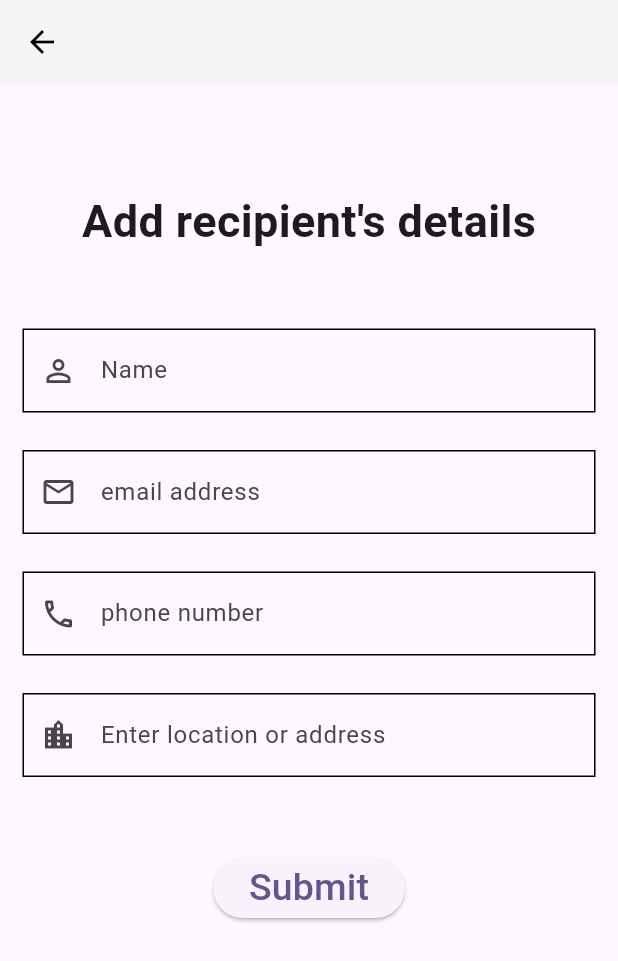
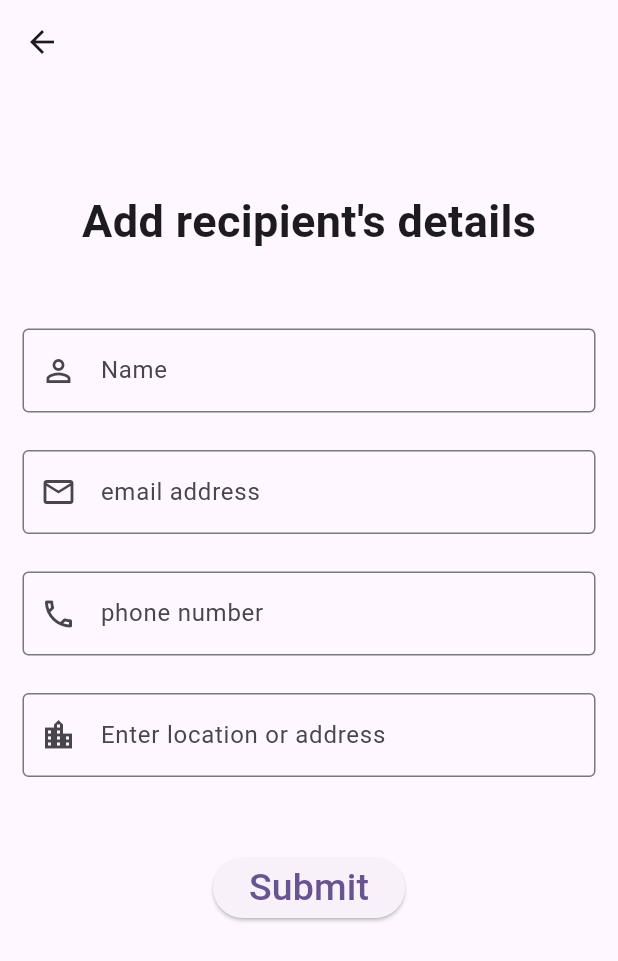
Before and after one commit to Danamaz/Waste_Reduction, a Flutter app: the screen it shows once a user with an empty profile is signed in, item 3 of the bottom bar chosen, after a tap on the "add" icon, on a phone screen of 412 x 824 dp. Shown: the top 961 px of the screen. Run offline on Flutter 3.47's test engine with Material 3 defaults, Android fonts, the phone set to English and light mode, and no system bars; our stand-ins replace awesome_notifications, cloud_firestore, email_validator, firebase_auth, firebase_core, firebase_storage and 3 more; missing offline and left inert: bulleted_list; accounts and stored records are empty.

Commit message:
Adding Theme correctly

```diff
--- a/lib/main.dart
+++ b/lib/main.dart
@@ -38,12 +38,7 @@ Future<void> main() async {
     options: DefaultFirebaseOptions.currentPlatform,
   );
 
-  runApp(
-    ChangeNotifierProvider(
-      create: (context) => ThemeProvider(),
-      child: const MyApp(),
-    ),
-  );
+  runApp(const MyApp());
 }
 
 class MyApp extends StatefulWidget {
@@ -70,11 +65,19 @@ class _MyAppState extends State<MyApp> {
 
   @override
   Widget build(BuildContext context) {
-    return Consumer<ThemeProvider>(
-      builder: (context, themeProvider, child) {
+    return ChangeNotifierProvider(
+      create: (BuildContext context) => UiProvider()..init(),
+      child: Consumer<UiProvider>(
+        builder: (context, UiProvider notifier, child) {
           return MaterialApp(
             debugShowCheckedModeBanner: false,
-          theme: themeProvider.themeData,
+            themeMode: notifier.isDark ? ThemeMode.dark : ThemeMode.light,
+            darkTheme:
+                notifier.isDark ? notifier.darkTheme : notifier.lightTheme,
+            theme: ThemeData(
+              colorScheme: ColorScheme.fromSeed(seedColor: Colors.deepPurple),
+              useMaterial3: true,
+            ),
             home: StreamBuilder(
               stream: FirebaseAuth.instance.authStateChanges(),
               builder: (context, snapshot) {
@@ -87,6 +90,7 @@ class _MyAppState extends State<MyApp> {
             ),
           );
         },
+      ),
     );
   }
 }
--- a/lib/pages/homepage.dart
+++ b/lib/pages/homepage.dart
@@ -25,13 +25,15 @@ class _HomePageState extends State<HomePage> {
     return Scaffold(
       body: screens[index],
       bottomNavigationBar: NavigationBarTheme(
-          data: const NavigationBarThemeData(),
+        data: NavigationBarThemeData(
+          backgroundColor:
+              Theme.of(context).bottomNavigationBarTheme.backgroundColor,
+        ),
         child: NavigationBar(
           height: 70,
           selectedIndex: index,
           animationDuration: const Duration(seconds: 2),
-              onDestinationSelected: (index) =>
-                  setState(() => this.index = index),
+          onDestinationSelected: (index) => setState(() => this.index = index),
           destinations: const [
             NavigationDestination(
                 icon: Icon(Icons.home_outlined), label: 'Home'),
@@ -41,7 +43,9 @@ class _HomePageState extends State<HomePage> {
                 icon: Icon(Icons.person_outline), label: 'Recipients'),
             NavigationDestination(
                 icon: Icon(Icons.settings_outlined), label: 'Settings')
-              ]),
-        ));
+          ],
+        ),
+      ),
+    );
   }
 }
--- a/lib/pages/homescreenpage.dart
+++ b/lib/pages/homescreenpage.dart
@@ -15,6 +15,7 @@ class HomeScreen extends StatelessWidget {
           centerTitle: true,
           automaticallyImplyLeading: false,
           toolbarHeight: 60,
+          elevation: 4.0,
         ),
         body: Container(
           margin: const EdgeInsets.all(5),
@@ -29,7 +30,6 @@ class HomeScreen extends StatelessWidget {
                     fontSize: 18,
                     fontWeight: FontWeight.w700,
                     fontStyle: FontStyle.italic,
-                    //color: Colors.black,
                   ),
                 ),
                 SizedBox(height: 5),
--- a/lib/screens/detailpage.dart
+++ b/lib/screens/detailpage.dart
@@ -69,8 +69,7 @@ class _DetailsPageState extends State<DetailsPage> {
       decoration: const InputDecoration(
         labelText: 'Name',
         prefixIcon: Icon(Icons.person_outline),
-        focusedBorder: OutlineInputBorder(borderRadius: BorderRadius.zero),
-        enabledBorder: OutlineInputBorder(borderRadius: BorderRadius.zero),
+        border: OutlineInputBorder(),
       ),
       validator: (value) {
         if (value == null || value.isEmpty) {
@@ -88,8 +87,7 @@ class _DetailsPageState extends State<DetailsPage> {
       decoration: const InputDecoration(
         labelText: 'email address',
         prefixIcon: Icon(Icons.email_outlined),
-        focusedBorder: OutlineInputBorder(borderRadius: BorderRadius.zero),
-        enabledBorder: OutlineInputBorder(borderRadius: BorderRadius.zero),
+        border: OutlineInputBorder(),
       ),
       validator: (value) {
         if (value == null || value.isEmpty) {
@@ -109,8 +107,7 @@ class _DetailsPageState extends State<DetailsPage> {
       decoration: const InputDecoration(
         labelText: 'phone number',
         prefixIcon: Icon(Icons.phone_outlined),
-        focusedBorder: OutlineInputBorder(borderRadius: BorderRadius.zero),
-        enabledBorder: OutlineInputBorder(borderRadius: BorderRadius.zero),
+        border: OutlineInputBorder(),
       ),
       validator: (value) {
         if (value == null || value.isEmpty) {
@@ -129,8 +126,7 @@ class _DetailsPageState extends State<DetailsPage> {
       decoration: const InputDecoration(
         labelText: 'Enter location or address',
         prefixIcon: Icon(Icons.location_city_outlined),
-        focusedBorder: OutlineInputBorder(borderRadius: BorderRadius.zero),
-        enabledBorder: OutlineInputBorder(borderRadius: BorderRadius.zero),
+        border: OutlineInputBorder(),
       ),
       validator: (value) {
         if (value == null || value.isEmpty) {
--- a/lib/services/itemcard.dart
+++ b/lib/services/itemcard.dart
@@ -125,7 +125,7 @@ class ItemCard extends StatelessWidget {
 
                     await Share.shareXFiles(
                       [xFile],
-                      text: '$itemName\n\n$itemDescription',
+                      text: '$itemName\n\n$itemDescription\n$itemImage',
                     );
                   } else {
                     print('Failed to download image.');
--- a/lib/services/theme.dart
+++ b/lib/services/theme.dart
@@ -1,37 +1,62 @@
 import 'package:flutter/material.dart';
+import 'package:shared_preferences/shared_preferences.dart';
 
-const Color seedColor = Color(0xFF6200EE);
+class UiProvider extends ChangeNotifier {
+  bool _isDark = false;
+  bool get isDark => _isDark;
 
-ThemeData lightMode = ThemeData(
+  late SharedPreferences storage;
+
+  final lightThemeAppBarColor = const Color(0xFFE7E6EB);
+  final lightThemeBackgroundColor = const Color(0xFFF7F6F9);
+
+  final darkThemeAppBarColor = const Color(0xFF2E2A31);
+  final darkThemeBackgroundColor = const Color(0xFF1A171D);
+
+  final lightTheme = ThemeData(
     colorScheme: ColorScheme.fromSeed(
-    seedColor: seedColor,
+      seedColor: Colors.deepPurple,
       brightness: Brightness.light,
+    ).copyWith(
+      background: const Color(0xFFF7F6F9),
     ),
-  appBarTheme: AppBarTheme(
-    backgroundColor: Colors.grey[100],
-    foregroundColor: Colors.black,
+    appBarTheme: const AppBarTheme(
+      backgroundColor: Color(0xFFE7E6EB),
+    ),
+    bottomNavigationBarTheme: const BottomNavigationBarThemeData(
+      backgroundColor: Color(0xFFE7E6EB),
     ),
   );
 
-ThemeData darkMode = ThemeData(
+  final darkTheme = ThemeData(
     colorScheme: ColorScheme.fromSeed(
-    seedColor: seedColor,
+      seedColor: Colors.deepPurple,
       brightness: Brightness.dark,
+    ).copyWith(
+      background: const Color(0xFF1A171D),
     ),
-  // appBarTheme: AppBarTheme(
-  //   backgroundColor: Colors.grey[800],
-  //   foregroundColor: Colors.white,
-  // ),
+    appBarTheme: const AppBarTheme(
+      backgroundColor: Color(0xFF2E2A31),
+    ),
+    bottomNavigationBarTheme: const BottomNavigationBarThemeData(
+      backgroundColor: Color(0xFF2E2A31),
+    ),
   );
 
-class ThemeProvider with ChangeNotifier {
-  bool _isDarkMode = false;
+  // Dark mode toggle action
+  void changeTheme() {
+    _isDark = !_isDark;
 
-  ThemeData get themeData => _isDarkMode ? darkMode : lightMode;
-  bool get isDarkMode => _isDarkMode;
+    // Save the value to secure storage
+    storage.setBool("isDark", _isDark);
+    notifyListeners();
+  }
 
-  void toggleTheme() {
-    _isDarkMode = !_isDarkMode;
+  // Init method of provider
+  Future<void> init() async {
+    // After we re-run the app
+    storage = await SharedPreferences.getInstance();
+    _isDark = storage.getBool("isDark") ?? false;
     notifyListeners();
   }
 }
--- a/pubspec.yaml
+++ b/pubspec.yaml
@@ -47,10 +47,10 @@ dependencies:
   awesome_notifications_core: ^0.9.3
   provider: ^6.1.2
   html: ^0.15.4
-  universal_html: ^2.2.4
   path_provider: ^2.1.4
   share_plus: ^10.0.0
   file_picker: ^8.0.5
+  shared_preferences: ^2.2.3
 
 dev_dependencies:
   flutter_test:
```
Also changed, not shown: lib/pages/receiverspage.dart (+66 -15 lines), lib/pages/settingspage.dart (+12 -10 lines), lib/pages/storepage.dart (+3 -7 lines), pubspec.lock, 1 other file. Lines whose indentation alone changed are shown as unchanged.
